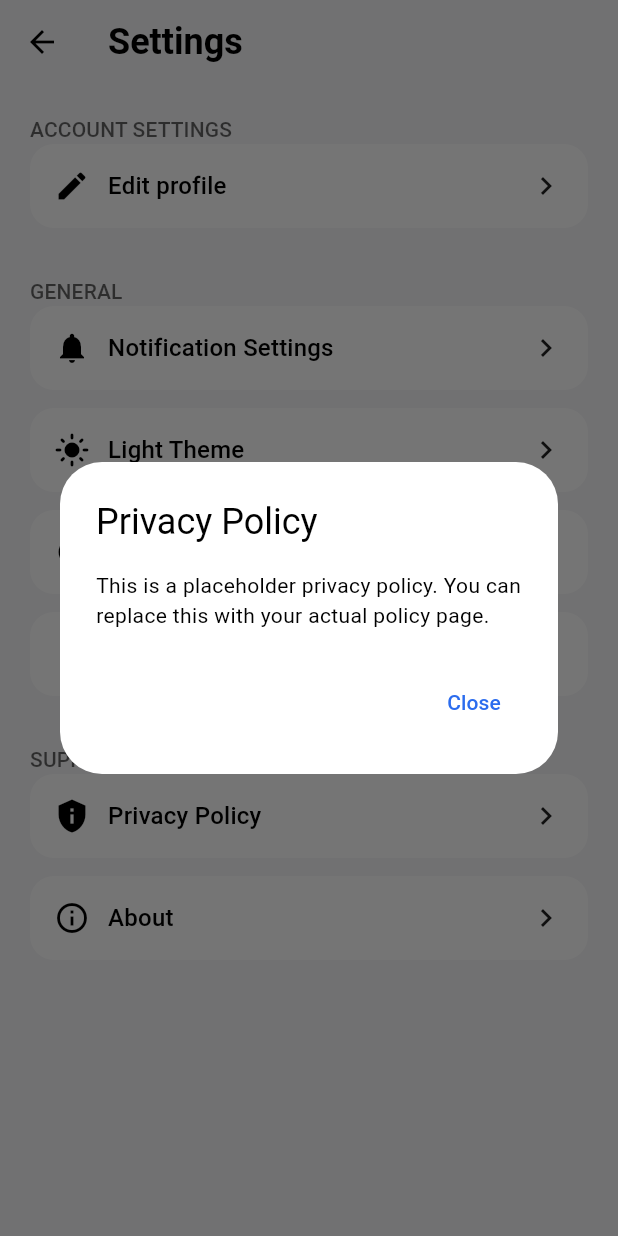
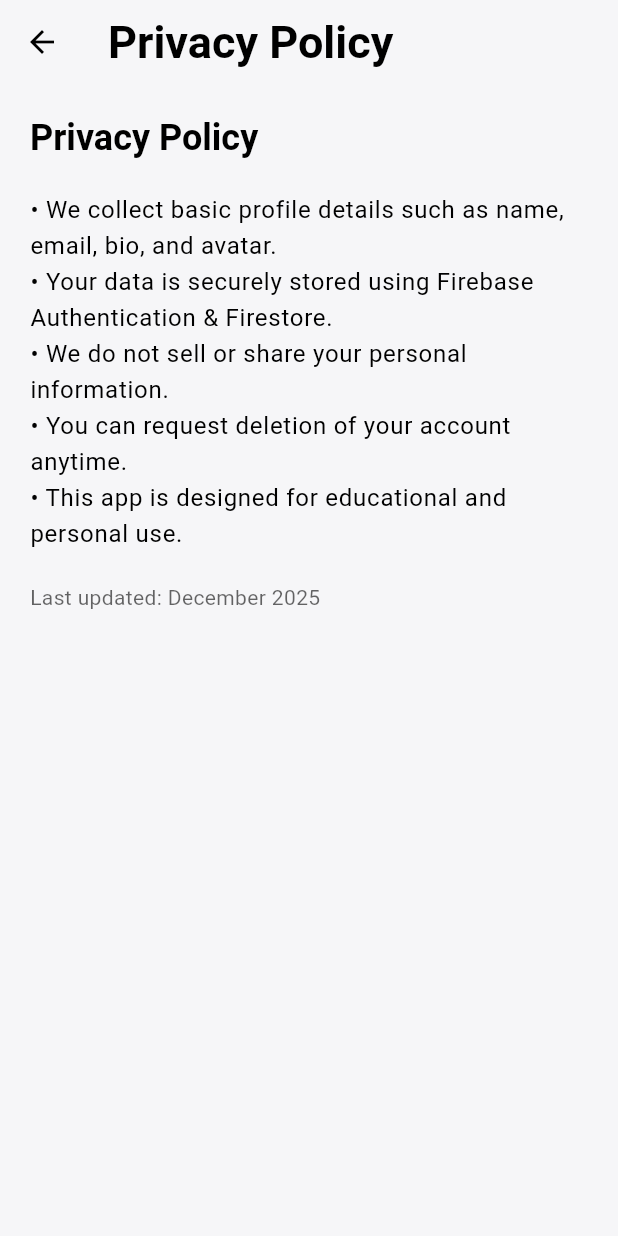
Before and after one commit to vitthalhumbe/Crew, a Flutter app: the SettingsScreen screen opened directly, after a tap on "Privacy Policy", on a phone screen of 412 x 824 dp. Run offline on Flutter 3.47's test engine with Material 3 defaults, Android fonts, the phone set to English and light mode, and no system bars; our stand-ins replace cloud_firestore, firebase_auth, firebase_core, firebase_storage, image_picker, lucide_icons and 1 more; accounts and stored records are empty.

Commit message:
added setting screen's all functionalities

```diff
--- /dev/null
+++ b/lib/ui/profile/privacy_policy_screen.dart
@@ -0,0 +1,50 @@
+import 'package:flutter/material.dart';
+
+class PrivacyPolicyScreen extends StatelessWidget {
+  const PrivacyPolicyScreen({super.key});
+
+  @override
+  Widget build(BuildContext context) {
+    final theme = Theme.of(context);
+
+    return Scaffold(
+      appBar: AppBar(title: const Text("Privacy Policy")),
+      body: Padding(
+        padding: const EdgeInsets.all(20),
+        child: SingleChildScrollView(
+          child: Column(
+            crossAxisAlignment: CrossAxisAlignment.start,
+            children: [
+              Text(
+                "Privacy Policy",
+                style: theme.textTheme.headlineSmall?.copyWith(
+                  fontWeight: FontWeight.bold,
+                ),
+              ),
+
+              const SizedBox(height: 20),
+
+              Text(
+                "• We collect basic profile details such as name, email, bio, and avatar.\n"
+                "• Your data is securely stored using Firebase Authentication & Firestore.\n"
+                "• We do not sell or share your personal information.\n"
+                "• You can request deletion of your account anytime.\n"
+                "• This app is designed for educational and personal use.",
+                style: theme.textTheme.bodyLarge,
+              ),
+
+              const SizedBox(height: 20),
+
+              Text(
+                "Last updated: December 2025",
+                style: theme.textTheme.bodyMedium?.copyWith(
+                  color: theme.colorScheme.onSurface.withOpacity(0.6),
+                ),
+              ),
+            ],
+          ),
+        ),
+      ),
+    );
+  }
+}
--- a/lib/ui/profile/settings_screen.dart
+++ b/lib/ui/profile/settings_screen.dart
@@ -3,6 +3,12 @@ import 'package:testing/core/theme/theme_provider.dart';
 import 'package:provider/provider.dart';
 import 'package:shared_preferences/shared_preferences.dart';
 import '../profile/edit_profile_screen.dart';
+// ADD IMPORTS AT TOP
+import 'about_screen.dart';
+import 'privacy_policy_screen.dart';
+import 'notification_settings.dart';
+import 'edit_profile_screen.dart';
+
 
 class SettingsScreen extends StatefulWidget {
   const SettingsScreen({super.key});
@@ -64,21 +70,20 @@ class _SettingsScreenState extends State<SettingsScreen> {
           const _SectionHeader("ACCOUNT SETTINGS"),
 
           _SettingsTile(
-            title: "Edit profile",
+  title: "Edit Profile",
   icon: Icons.edit,
   onTap: () {
     Navigator.push(
       context,
-                MaterialPageRoute(
-                  builder: (context) => EditProfileScreen(
+      MaterialPageRoute(builder: (_) => EditProfileScreen(
         currentName: "",
         currentBio: "",
         currentAvatarUrl: "",
-                  ),
-                ),
+      )),
     );
   },
 ),
+
 
           const SizedBox(height: 20),
 
@@ -89,13 +94,15 @@ class _SettingsScreenState extends State<SettingsScreen> {
   title: "Notification Settings",
   icon: Icons.notifications,
   onTap: () {
-              ScaffoldMessenger.of(context).showSnackBar(
-                const SnackBar(
-                  content: Text("Notification settings coming soon!"),
+    Navigator.push(
+      context,
+      MaterialPageRoute(
+        builder: (_) => const NotificationSettingsScreen(),
       ),
     );
   },
 ),
+
 
           _SettingsTile(
   title: "Light Theme",
@@ -134,20 +141,10 @@ _SettingsTile(
   title: "Privacy Policy",
   icon: Icons.privacy_tip,
   onTap: () {
-              showDialog(
-                context: context,
-                builder: (context) => AlertDialog(
-                  title: const Text("Privacy Policy"),
-                  content: const Text(
-                    "This is a placeholder privacy policy. "
-                    "You can replace this with your actual policy page.",
-                  ),
-                  actions: [
-                    TextButton(
-                      onPressed: () => Navigator.pop(context),
-                      child: const Text("Close"),
-                    ),
-                  ],
+    Navigator.push(
+      context,
+      MaterialPageRoute(
+        builder: (_) => const PrivacyPolicyScreen(),
       ),
     );
   },
@@ -157,13 +154,11 @@ _SettingsTile(
   title: "About",
   icon: Icons.info_outline,
   onTap: () {
-              showAboutDialog(
-                context: context,
-                applicationName: "Crew App",
-                applicationVersion: "1.0.0",
-                children: const [
-                  Text("Developed by Vitthal Humbe."),
-                ],
+    Navigator.push(
+      context,
+      MaterialPageRoute(
+        builder: (_) => const AboutScreen(),
+      ),
     );
   },
 ),
```
Also changed, not shown: lib/ui/profile/about_screen.dart (added, +55 -0 lines), lib/ui/profile/notification_settings.dart (added, +76 -0 lines). Lines whose indentation alone changed are shown as unchanged.
